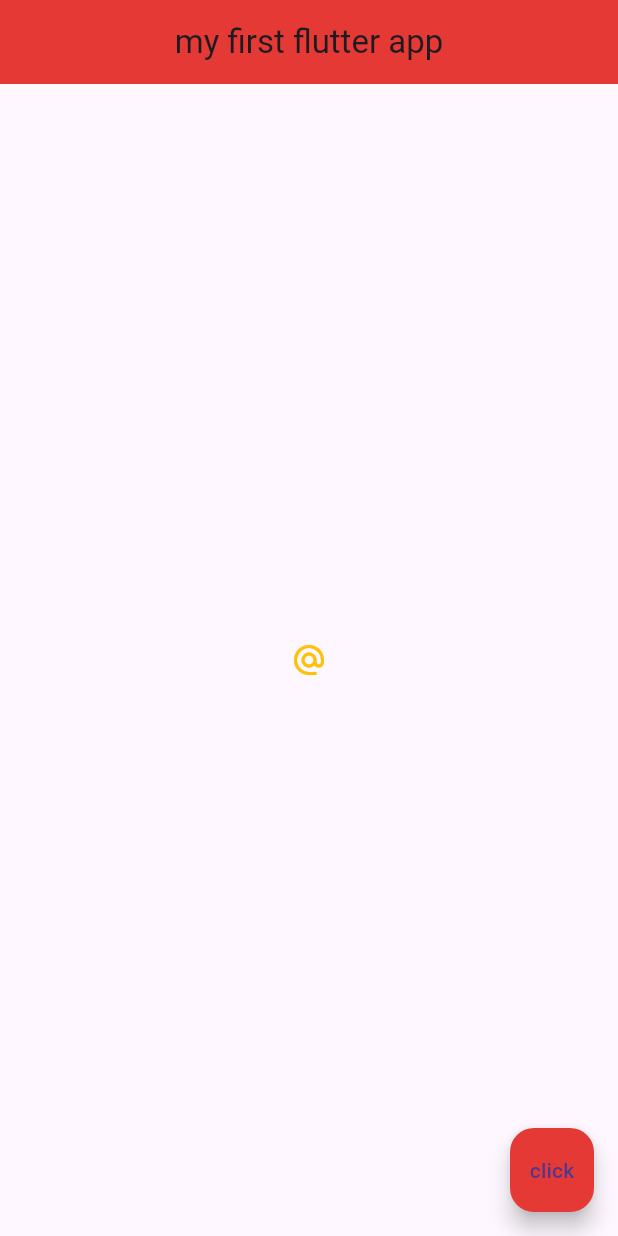
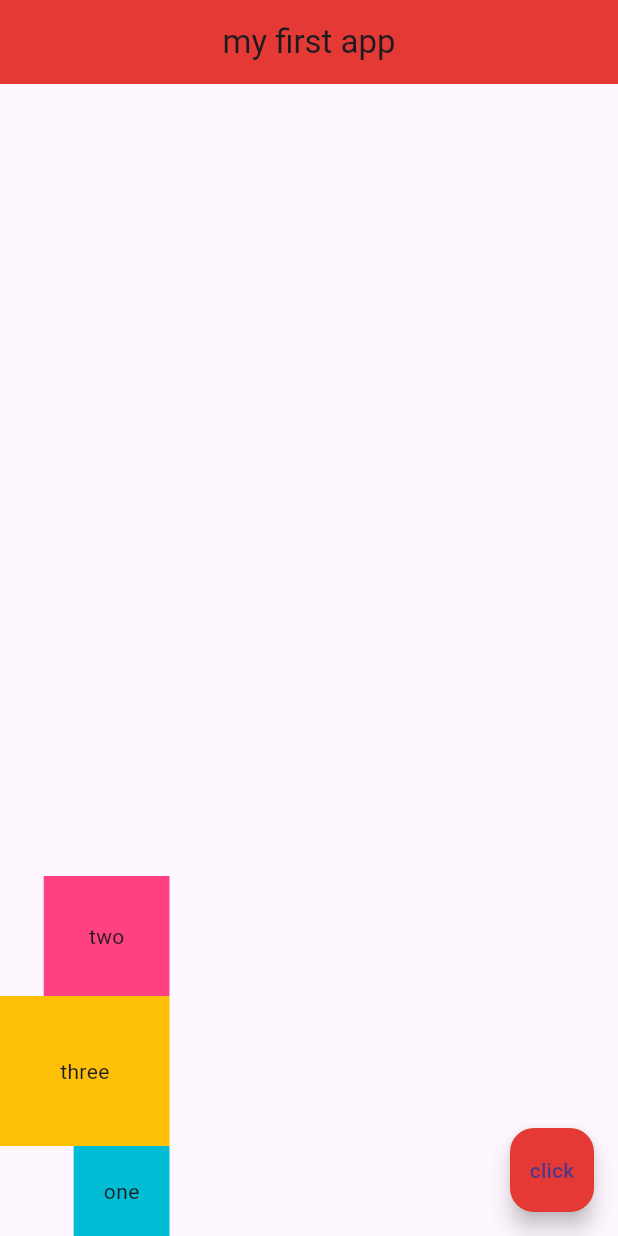
Before and after one commit to JakeG12345/flutter-tutorial-p1, a Flutter app: the screen it shows after launch, on a phone screen of 412 x 824 dp. Run offline on Flutter 3.47's test engine with Material 3 defaults, Android fonts, the phone set to English and light mode, and no system bars.

```diff
--- a/lib/main.dart
+++ b/lib/main.dart
@@ -1,25 +1,43 @@
 import 'package:flutter/material.dart';
 
 void main() => runApp(MaterialApp(
-  home: Home()
+  home: Home(),
 ));
 
 class Home extends StatelessWidget {
-  const Home({super.key});
-
   @override
   Widget build(BuildContext context) {
     return Scaffold(
       appBar: AppBar(
-      title: Text('my first flutter app'),
+          title: Text('my first app'),
           centerTitle: true,
           backgroundColor: Colors.red[600]
       ),
-    body: Center(
-      child: IconButton(onPressed: () {print("you clicked me");}, icon: Icon(Icons.alternate_email, color: Colors.amber,))
+      body: Column(
+        mainAxisAlignment: MainAxisAlignment.end,
+        crossAxisAlignment: CrossAxisAlignment.end,
+        children: <Widget>[
+          Container(
+            padding: EdgeInsets.all(30.0),
+            color: Colors.pinkAccent,
+            child: Text('two'),
+          ),
+          Container(
+            padding: EdgeInsets.all(40.0),
+            color: Colors.amber,
+            child: Text('three'),
+          ),
+          Container(
+            padding: EdgeInsets.all(20.0),
+            color: Colors.cyan,
+            child: Text('one'),
+          ),
+        ],
       ),
       floatingActionButton: FloatingActionButton(
-      onPressed: () => (),
+        onPressed: () {
+
+        },
         backgroundColor: Colors.red[600],
         child: Text('click'),
       ),
```
Lines whose indentation alone changed are shown as unchanged.
